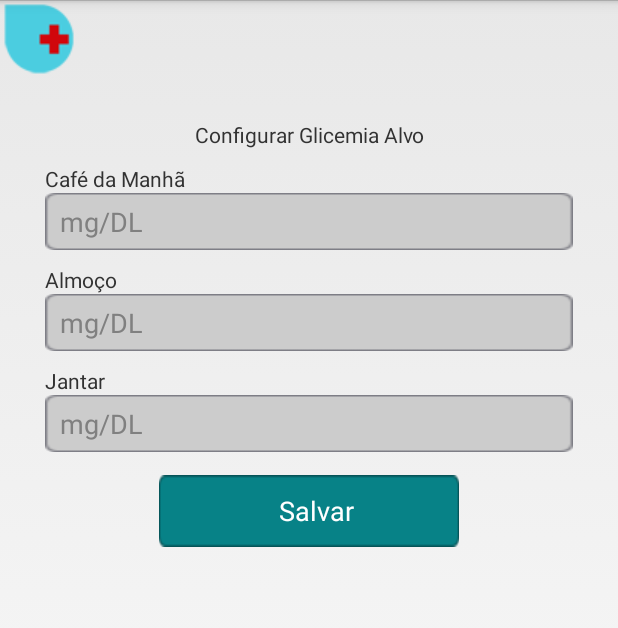
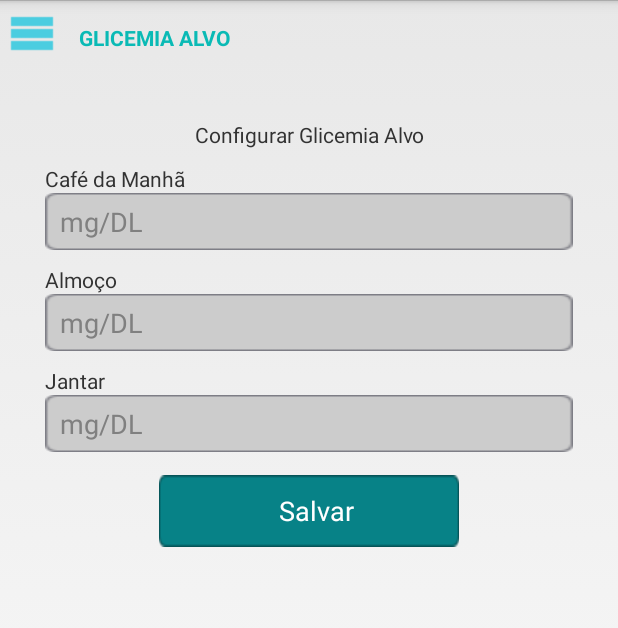
Before and after one commit to FernandaBernardo/diabetes-mais-doce, an Android app: the fragment ConfigurarGlicemiaAlvoFragment placed in its activity, on a phone screen of 412 x 824 dp. Shown: the top 628 px of the screen. Run offline under Robolectric (Android 15) with nearby library versions, the phone set to English and light mode, and no system bars.

Commit message:
adding title to header

```diff
--- a/app/src/main/java/br/com/caelum/diabetes/fragment/DashboardFragment.java
+++ b/app/src/main/java/br/com/caelum/diabetes/fragment/DashboardFragment.java
@@ -9,6 +9,8 @@ import android.view.View;
 import android.view.View.OnClickListener;
 import android.view.ViewGroup;
 import android.widget.Button;
+import android.widget.TextView;
+
 import br.com.caelum.diabetes.R;
 import br.com.caelum.diabetes.dao.DbHelper;
 import br.com.caelum.diabetes.dao.PacienteDao;
@@ -34,6 +36,10 @@ public class DashboardFragment extends Fragment {
 	public View onCreateView(LayoutInflater inflater, ViewGroup container,
 			Bundle savedInstanceState) {
 		View view = inflater.inflate(R.layout.dashboard, null);
+
+        TextView titulo = (TextView) getActivity().findViewById(R.id.titulo);
+        titulo.setText("Diabetes Mais Doce");
+
 		Button calculadora = (Button) view.findViewById(R.id.main_calculadora);
 		calculadora.setOnClickListener(new OnClickListener() {
 			@Override
@@ -86,6 +92,6 @@ public class DashboardFragment extends Fragment {
 			}
 		});
 
-		return view;
+        return view;
 	}
 }
--- a/app/src/main/java/br/com/caelum/diabetes/fragment/calculadora/AdicionaAlimentoFragment.java
+++ b/app/src/main/java/br/com/caelum/diabetes/fragment/calculadora/AdicionaAlimentoFragment.java
@@ -38,6 +38,9 @@ public class AdicionaAlimentoFragment extends Fragment {
 	public View onCreateView(LayoutInflater inflater, ViewGroup container,
 			Bundle savedInstanceState) {
 		View view = inflater.inflate(R.layout.lista_busca_alimento, null);
+
+        TextView titulo = (TextView) getActivity().findViewById(R.id.titulo);
+        titulo.setText("Escolher Alimentos");
 
 		Bundle bundle = this.getArguments();
 
--- a/app/src/main/java/br/com/caelum/diabetes/fragment/calculadora/DashboardCalculadoraFragment.java
+++ b/app/src/main/java/br/com/caelum/diabetes/fragment/calculadora/DashboardCalculadoraFragment.java
@@ -8,6 +8,8 @@ import android.view.View;
 import android.view.View.OnClickListener;
 import android.view.ViewGroup;
 import android.widget.Button;
+import android.widget.TextView;
+
 import br.com.caelum.diabetes.R;
 
 public class DashboardCalculadoraFragment extends Fragment{
@@ -15,6 +17,9 @@ public class DashboardCalculadoraFragment extends Fragment{
 	public View onCreateView(LayoutInflater inflater, ViewGroup container,
 			Bundle savedInstanceState) {
 		View view = inflater.inflate(R.layout.dashboard_calculadora, null);
+
+        TextView titulo = (TextView) getActivity().findViewById(R.id.titulo);
+        titulo.setText("Calculadora");
 
 		Button novaRefeicao = (Button) view.findViewById(R.id.nova_refeicao);
 		Button listarRefeicoes = (Button) view.findViewById(R.id.listar_refeicoes);
--- a/app/src/main/java/br/com/caelum/diabetes/fragment/calculadora/ListaRefeicaoFragment.java
+++ b/app/src/main/java/br/com/caelum/diabetes/fragment/calculadora/ListaRefeicaoFragment.java
@@ -16,6 +16,8 @@ import android.view.ViewGroup;
 import android.widget.AdapterView;
 import android.widget.AdapterView.OnItemLongClickListener;
 import android.widget.ListView;
+import android.widget.TextView;
+
 import br.com.caelum.diabetes.R;
 import br.com.caelum.diabetes.dao.DbHelper;
 import br.com.caelum.diabetes.dao.RefeicaoDao;
@@ -30,6 +32,9 @@ public class ListaRefeicaoFragment extends Fragment{
 	@Override
 	public View onCreateView(LayoutInflater inflater, ViewGroup container, Bundle savedInstanceState) {
 		View view = inflater.inflate(R.layout.lista_refeicao, null);
+
+        TextView titulo = (TextView) getActivity().findViewById(R.id.titulo);
+        titulo.setText("Refeições");
 
 		listaRefeicoes = (ListView) view.findViewById(R.id.lista_refeicoes);
 		listaRefeicoes.setOnItemLongClickListener(new OnItemLongClickListener() {
--- a/app/src/main/java/br/com/caelum/diabetes/fragment/calculadora/NovaRefeicaoFragment.java
+++ b/app/src/main/java/br/com/caelum/diabetes/fragment/calculadora/NovaRefeicaoFragment.java
@@ -25,6 +25,7 @@ import android.widget.ImageView;
 import android.widget.ListView;
 import android.widget.Spinner;
 import android.widget.TextClock;
+import android.widget.TextView;
 import android.widget.TimePicker;
 import br.com.caelum.diabetes.R;
 import br.com.caelum.diabetes.calculos.CalculaInsulina;
@@ -78,6 +79,9 @@ public class NovaRefeicaoFragment extends Fragment{
 	@Override
 	public View onCreateView(LayoutInflater inflater, ViewGroup container, Bundle savedInstanceState) {
 		view = inflater.inflate(R.layout.nova_refeicao, null);
+
+        TextView titulo = (TextView) getActivity().findViewById(R.id.titulo);
+        titulo.setText("Nova Refeição");
 
 		totalCHO = (EditText) view.findViewById(R.id.totalCHO);
 		totalInsulina = (EditText) view.findViewById(R.id.totalInsulina);
--- a/app/src/main/java/br/com/caelum/diabetes/fragment/calculadora/NovoAlimentoDiferenteFragment.java
+++ b/app/src/main/java/br/com/caelum/diabetes/fragment/calculadora/NovoAlimentoDiferenteFragment.java
@@ -13,6 +13,8 @@ import android.widget.ArrayAdapter;
 import android.widget.AutoCompleteTextView;
 import android.widget.Button;
 import android.widget.EditText;
+import android.widget.TextView;
+
 import br.com.caelum.diabetes.R;
 import br.com.caelum.diabetes.dao.AlimentoFisicoDao;
 import br.com.caelum.diabetes.dao.DbHelper;
@@ -30,6 +32,9 @@ public class NovoAlimentoDiferenteFragment extends Fragment {
 	public View onCreateView(LayoutInflater inflater, ViewGroup container,
 			Bundle savedInstanceState) {
 		View view = inflater.inflate(R.layout.novo_alimento_diferente, null);
+
+        TextView titulo = (TextView) getActivity().findViewById(R.id.titulo);
+        titulo.setText("Adicionar Novo Alimento");
 
 		nomeAlimento = (EditText) view.findViewById(R.id.nome_alimento);
 		unidadeMedida = (AutoCompleteTextView) view
--- a/app/src/main/java/br/com/caelum/diabetes/fragment/calculadora/SelecionaQtdAlimentosFragment.java
+++ b/app/src/main/java/br/com/caelum/diabetes/fragment/calculadora/SelecionaQtdAlimentosFragment.java
@@ -10,6 +10,7 @@ import android.widget.AdapterView;
 import android.widget.Button;
 import android.widget.EditText;
 import android.widget.ListView;
+import android.widget.TextView;
 
 import java.util.ArrayList;
 import java.util.List;
@@ -31,6 +32,9 @@ public class SelecionaQtdAlimentosFragment extends Fragment {
     @Override
     public View onCreateView(LayoutInflater inflater, ViewGroup container, Bundle savedInstanceState) {
         View view = inflater.inflate(R.layout.seleciona_qtd_alimentos, null);
+
+        TextView titulo = (TextView) getActivity().findViewById(R.id.titulo);
+        titulo.setText("Quantidade Alimentos");
 
         Bundle bundle = this.getArguments();
 
--- a/app/src/main/java/br/com/caelum/diabetes/fragment/glicemia/DashboardGlicemiaFragment.java
+++ b/app/src/main/java/br/com/caelum/diabetes/fragment/glicemia/DashboardGlicemiaFragment.java
@@ -8,6 +8,8 @@ import android.view.View;
 import android.view.View.OnClickListener;
 import android.view.ViewGroup;
 import android.widget.Button;
+import android.widget.TextView;
+
 import br.com.caelum.diabetes.R;
 import br.com.caelum.diabetes.calculos.CalculaMediaGlicemia;
 
@@ -16,6 +18,9 @@ public class DashboardGlicemiaFragment extends Fragment{
 	public View onCreateView(LayoutInflater inflater, ViewGroup container,
 			Bundle savedInstanceState) {
 		View view = inflater.inflate(R.layout.dashboard_glicemia, null);
+
+        TextView titulo = (TextView) getActivity().findViewById(R.id.titulo);
+        titulo.setText("Glicemia");
 
 		Button novaMedicao = (Button) view.findViewById(R.id.nova_medicao);
 
--- a/app/src/main/java/br/com/caelum/diabetes/fragment/glicemia/ListaGlicemiaFragment.java
+++ b/app/src/main/java/br/com/caelum/diabetes/fragment/glicemia/ListaGlicemiaFragment.java
@@ -16,6 +16,8 @@ import android.widget.AdapterView;
 import android.widget.AdapterView.OnItemClickListener;
 import android.widget.ImageView;
 import android.widget.ListView;
+import android.widget.TextView;
+
 import br.com.caelum.diabetes.R;
 import br.com.caelum.diabetes.dao.DbHelper;
 import br.com.caelum.diabetes.dao.GlicemiaDao;
@@ -30,6 +32,9 @@ public class ListaGlicemiaFragment extends Fragment{
 	@Override
 	public View onCreateView(LayoutInflater inflater, ViewGroup container, Bundle savedInstanceState) {
 		View view = inflater.inflate(R.layout.lista_glicemia, null);
+
+        TextView titulo = (TextView) getActivity().findViewById(R.id.titulo);
+        titulo.setText("Glicemias");
 
 		listaGlicemias = (ListView) view.findViewById(R.id.glicemias);
 
--- a/app/src/main/java/br/com/caelum/diabetes/fragment/glicemia/NovaGlicemiaFragment.java
+++ b/app/src/main/java/br/com/caelum/diabetes/fragment/glicemia/NovaGlicemiaFragment.java
@@ -20,6 +20,7 @@ import android.widget.DatePicker;
 import android.widget.EditText;
 import android.widget.Spinner;
 import android.widget.TextClock;
+import android.widget.TextView;
 import android.widget.TimePicker;
 import br.com.caelum.diabetes.R;
 import br.com.caelum.diabetes.calculos.DescobreTipoRefeicao;
@@ -43,6 +44,9 @@ public class NovaGlicemiaFragment extends Fragment {
 	@Override
 	public View onCreateView(LayoutInflater inflater, ViewGroup container, Bundle savedInstanceState) {
 		View view = inflater.inflate(R.layout.nova_glicemia, null);
+
+        TextView titulo = (TextView) getActivity().findViewById(R.id.titulo);
+        titulo.setText("Nova Glicemia");
 
 		DateTime dataAgora = new DateTime();
 
--- a/app/src/main/java/br/com/caelum/diabetes/fragment/lembretes/DashboardLembreteFragment.java
+++ b/app/src/main/java/br/com/caelum/diabetes/fragment/lembretes/DashboardLembreteFragment.java
@@ -12,6 +12,8 @@ import android.view.ViewGroup;
 import android.widget.ArrayAdapter;
 import android.widget.Button;
 import android.widget.ListView;
+import android.widget.TextView;
+
 import br.com.caelum.diabetes.R;
 import br.com.caelum.diabetes.dao.DbHelper;
 import br.com.caelum.diabetes.dao.LembreteDao;
@@ -24,6 +26,9 @@ public class DashboardLembreteFragment extends Fragment {
 	@Override
 	public View onCreateView(LayoutInflater inflater, ViewGroup container, Bundle savedInstanceState) {
 		final View view = inflater.inflate(R.layout.dashboard_lembrete, null);
+
+        TextView titulo = (TextView) getActivity().findViewById(R.id.titulo);
+        titulo.setText("Lembrete");
 
 		listarTodosLembretes = (Button) view.findViewById(R.id.ultimos_lembretes);
 
--- a/app/src/main/java/br/com/caelum/diabetes/fragment/lembretes/ListarTodosLembretesFragment.java
+++ b/app/src/main/java/br/com/caelum/diabetes/fragment/lembretes/ListarTodosLembretesFragment.java
@@ -15,6 +15,8 @@ import android.widget.AdapterView;
 import android.widget.AdapterView.OnItemLongClickListener;
 import android.widget.ArrayAdapter;
 import android.widget.ListView;
+import android.widget.TextView;
+
 import br.com.caelum.diabetes.R;
 import br.com.caelum.diabetes.dao.DbHelper;
 import br.com.caelum.diabetes.dao.LembreteDao;
@@ -30,6 +32,9 @@ public class ListarTodosLembretesFragment extends Fragment {
 	@Override
 	public View onCreateView(LayoutInflater inflater, ViewGroup container, Bundle savedInstanceState) {
 		final View view = inflater.inflate(R.layout.listar_lembretes, null);
+
+        TextView titulo = (TextView) getActivity().findViewById(R.id.titulo);
+        titulo.setText("Lembretes");
 
 		listaLembretes = (ListView) view.findViewById(R.id.list_lembretes_all);
 		listaLembretes.setOnItemLongClickListener(new OnItemLongClickListener() {
--- a/app/src/main/java/br/com/caelum/diabetes/fragment/lembretes/NovoLembreteFragment.java
+++ b/app/src/main/java/br/com/caelum/diabetes/fragment/lembretes/NovoLembreteFragment.java
@@ -17,6 +17,7 @@ import android.widget.Button;
 import android.widget.DatePicker;
 import android.widget.EditText;
 import android.widget.TextClock;
+import android.widget.TextView;
 import android.widget.TimePicker;
 import br.com.caelum.diabetes.R;
 import br.com.caelum.diabetes.dao.DbHelper;
@@ -39,6 +40,10 @@ public class NovoLembreteFragment extends Fragment {
 	@Override
 	public View onCreateView(LayoutInflater inflater, ViewGroup container, Bundle savedInstanceState) {
 		View view = inflater.inflate(R.layout.novo_lembrete, null);
+
+        TextView titulo = (TextView) getActivity().findViewById(R.id.titulo);
+        titulo.setText("Novo Lembrete");
+
 		DateTime dataAgora = new DateTime();
 		final TextClock horario = (TextClock) view.findViewById(R.id.hora_lembrete);
 
--- a/app/src/main/java/br/com/caelum/diabetes/fragment/perfil/ConfigurarDadosPessoaisFragment.java
+++ b/app/src/main/java/br/com/caelum/diabetes/fragment/perfil/ConfigurarDadosPessoaisFragment.java
@@ -11,6 +11,8 @@ import android.view.ViewGroup;
 import android.widget.Button;
 import android.widget.EditText;
 import android.widget.RadioButton;
+import android.widget.TextView;
+
 import br.com.caelum.diabetes.R;
 import br.com.caelum.diabetes.dao.DbHelper;
 import br.com.caelum.diabetes.dao.PacienteDao;
@@ -33,6 +35,10 @@ public class ConfigurarDadosPessoaisFragment extends Fragment {
 	@Override
 	public View onCreateView(final LayoutInflater inflater, final ViewGroup container, final Bundle savedInstanceState) {
 		view = inflater.inflate(R.layout.configurar_dados, null);
+
+        TextView titulo = (TextView) getActivity().findViewById(R.id.titulo);
+        titulo.setText("Dados Pessoais");
+
 		initializeComponents(view);
 		DbHelper helper = new DbHelper(getActivity());
 		dao = new PacienteDao(helper);
--- a/app/src/main/java/br/com/caelum/diabetes/fragment/perfil/ConfigurarGlicemiaAlvoFragment.java
+++ b/app/src/main/java/br/com/caelum/diabetes/fragment/perfil/ConfigurarGlicemiaAlvoFragment.java
@@ -10,6 +10,8 @@ import android.view.View.OnClickListener;
 import android.view.ViewGroup;
 import android.widget.Button;
 import android.widget.EditText;
+import android.widget.TextView;
+
 import br.com.caelum.diabetes.R;
 import br.com.caelum.diabetes.dao.DadosMedicosDao;
 import br.com.caelum.diabetes.dao.DbHelper;
@@ -27,6 +29,9 @@ public class ConfigurarGlicemiaAlvoFragment extends Fragment {
 	@Override
 	public View onCreateView(LayoutInflater inflater, ViewGroup container, Bundle savedInstanceState) {
 		view = inflater.inflate(R.layout.configurar_glicemia, null);
+
+        TextView titulo = (TextView) getActivity().findViewById(R.id.titulo);
+        titulo.setText("Glicemia Alvo");
 
 		getValoresGlobais();
 		settarTextos();
--- a/app/src/main/java/br/com/caelum/diabetes/fragment/perfil/ConfigurarInsulinaContinuaFragment.java
+++ b/app/src/main/java/br/com/caelum/diabetes/fragment/perfil/ConfigurarInsulinaContinuaFragment.java
@@ -10,6 +10,8 @@ import android.view.View.OnClickListener;
 import android.view.ViewGroup;
 import android.widget.Button;
 import android.widget.EditText;
+import android.widget.TextView;
+
 import br.com.caelum.diabetes.R;
 import br.com.caelum.diabetes.dao.DadosMedicosDao;
 import br.com.caelum.diabetes.dao.DbHelper;
@@ -30,6 +32,9 @@ public class ConfigurarInsulinaContinuaFragment extends Fragment {
 	@Override
 	public View onCreateView(LayoutInflater inflater, ViewGroup container, Bundle savedInstanceState) {
 		view = inflater.inflate(R.layout.configurar_insulina_continua, null);
+
+        TextView titulo = (TextView) getActivity().findViewById(R.id.titulo);
+        titulo.setText("Insulina Contínua");
 
 		getValoresGlobais();
 		settarTextos();
--- a/app/src/main/java/br/com/caelum/diabetes/fragment/perfil/ConfigurarInsulinaCorrecaoFragment.java
+++ b/app/src/main/java/br/com/caelum/diabetes/fragment/perfil/ConfigurarInsulinaCorrecaoFragment.java
@@ -10,6 +10,8 @@ import android.view.View.OnClickListener;
 import android.view.ViewGroup;
 import android.widget.Button;
 import android.widget.EditText;
+import android.widget.TextView;
+
 import br.com.caelum.diabetes.R;
 import br.com.caelum.diabetes.dao.DadosMedicosDao;
 import br.com.caelum.diabetes.dao.DbHelper;
@@ -30,6 +32,9 @@ public class ConfigurarInsulinaCorrecaoFragment extends Fragment {
 	@Override
 	public View onCreateView(LayoutInflater inflater, ViewGroup container, Bundle savedInstanceState) {
 		view = inflater.inflate(R.layout.configurar_insulina_correcao, null);
+
+        TextView titulo = (TextView) getActivity().findViewById(R.id.titulo);
+        titulo.setText("Insulina Correção");
 
 		getValoresGlobais();
 		settarTextos();
--- a/app/src/main/java/br/com/caelum/diabetes/fragment/perfil/ConfigurarPerfilFragment.java
+++ b/app/src/main/java/br/com/caelum/diabetes/fragment/perfil/ConfigurarPerfilFragment.java
@@ -8,6 +8,8 @@ import android.view.View;
 import android.view.View.OnClickListener;
 import android.view.ViewGroup;
 import android.widget.Button;
+import android.widget.TextView;
+
 import br.com.caelum.diabetes.R;
 
 public class ConfigurarPerfilFragment extends Fragment{
@@ -16,6 +18,9 @@ public class ConfigurarPerfilFragment extends Fragment{
 	public View onCreateView(LayoutInflater inflater, ViewGroup container,
 			Bundle savedInstanceState) {
 		View view = inflater.inflate(R.layout.configurar_perfil, null);
+
+        TextView titulo = (TextView) getActivity().findViewById(R.id.titulo);
+        titulo.setText("Perfil");
 
 		Button botaoDados = (Button) view.findViewById(R.id.perfil_dados);
 		Button botaoBasal = (Button) view.findViewById(R.id.perfil_basal);
--- a/app/src/main/res/layout/header.xml
+++ b/app/src/main/res/layout/header.xml
@@ -2,10 +2,22 @@
     style="@style/actionbar_compat" >
 
     <Button
-        android:layout_width="50dp"
-        android:layout_height="50dp"
-        android:drawableTop="@drawable/logo"
+        android:layout_width="32dp"
+        android:layout_height="32dp"
+        android:drawableTop="@drawable/menu"
         android:id="@+id/logo"
+        android:gravity="center_vertical"
+        android:layout_margin="5dp"
         android:background="@null" />
+    <TextView
+        android:layout_width="wrap_content"
+        android:layout_height="match_parent"
+        android:id="@+id/titulo"
+        android:textColor="@color/blue"
+        android:textStyle="bold"
+        android:textAllCaps="true"
+        android:gravity="center_vertical"
+        android:layout_toRightOf="@id/logo"
+        android:layout_marginLeft="10dp"/>
 
 </RelativeLayout>
```
Also changed, not shown: app/src/main/res/drawable-mdpi/menu.png (added).
